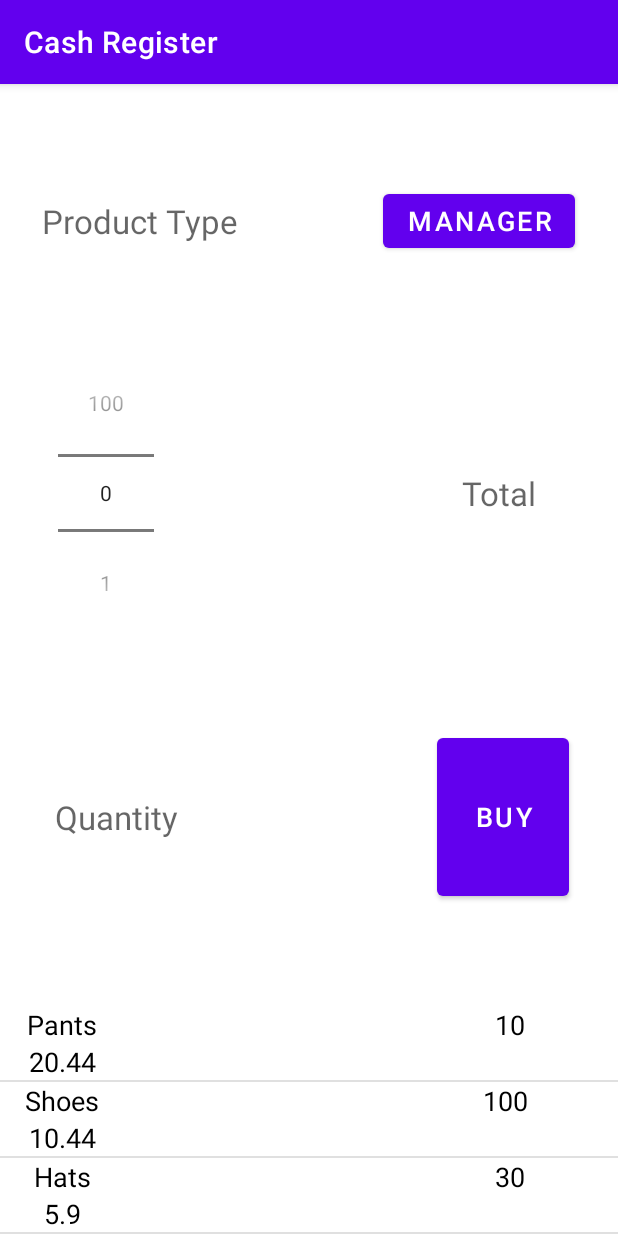
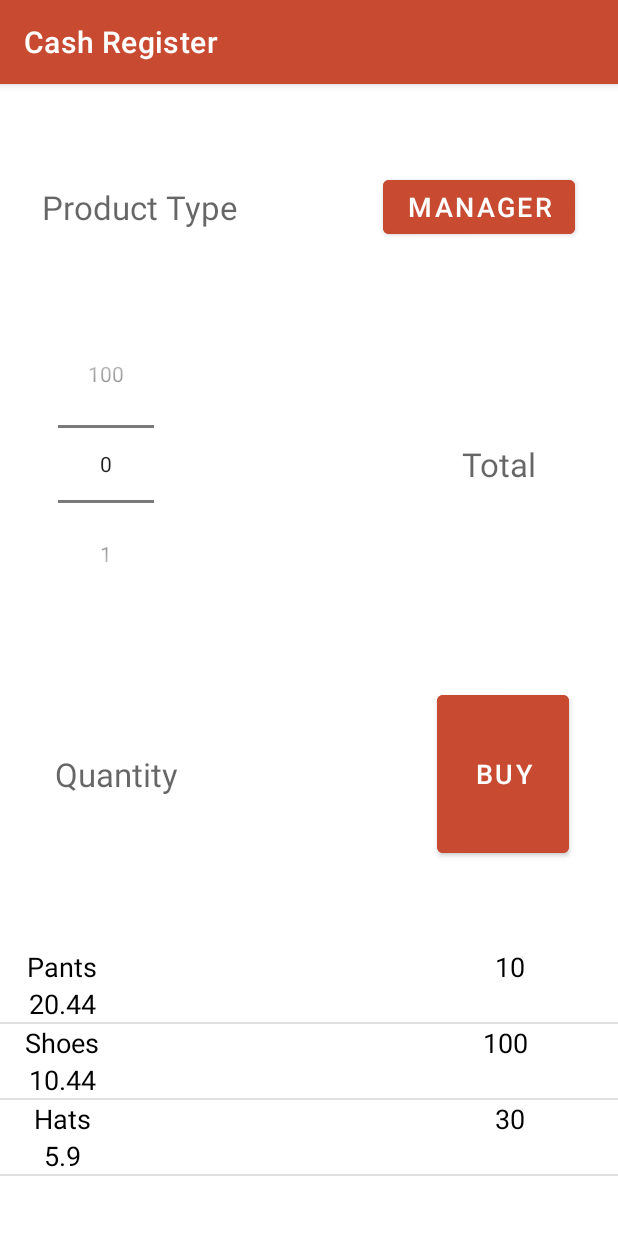
Before and after one commit to dttg-nguyen/CashRegister, an Android app: the screen it shows after launch (MainActivity), on a phone screen of 412 x 824 dp. Run offline under Robolectric (Android 15) with nearby library versions, the phone set to English and light mode, and no system bars.

Commit message:
Update resources

```diff
--- a/app/src/main/res/layout/activity_history_details.xml
+++ b/app/src/main/res/layout/activity_history_details.xml
@@ -10,7 +10,7 @@
         android:id="@+id/history_details_productName"
         android:layout_width="wrap_content"
         android:layout_height="wrap_content"
-        android:text="Product"
+        android:text="@string/hd_product"
         android:textSize="20sp"
         android:textColor="@color/black"
 
@@ -24,7 +24,7 @@
         android:id="@+id/history_details_totalPrice"
         android:layout_width="wrap_content"
         android:layout_height="wrap_content"
-        android:text="Total Price"
+        android:text="@string/hd_total_price"
         android:textSize="20sp"
         android:textColor="@color/black"
 
@@ -38,7 +38,7 @@
         android:id="@+id/history_details_date"
         android:layout_width="wrap_content"
         android:layout_height="wrap_content"
-        android:text="Date"
+        android:text="@string/hd_date"
         android:textSize="20sp"
         android:textColor="@color/black"
 
--- a/app/src/main/res/layout/activity_history_recyclerview.xml
+++ b/app/src/main/res/layout/activity_history_recyclerview.xml
@@ -1,7 +1,6 @@
 <?xml version="1.0" encoding="utf-8"?>
 <androidx.constraintlayout.widget.ConstraintLayout xmlns:android="http://schemas.android.com/apk/res/android"
     xmlns:app="http://schemas.android.com/apk/res-auto"
-    xmlns:tools="http://schemas.android.com/tools"
     android:layout_width="match_parent"
     android:layout_height="match_parent">
 
--- a/app/src/main/res/layout/activity_main.xml
+++ b/app/src/main/res/layout/activity_main.xml
@@ -29,7 +29,7 @@
                     android:id="@+id/product_type"
                     android:layout_width="wrap_content"
                     android:layout_height="wrap_content"
-                    android:hint="Product Type"
+                    android:hint="@string/m_product_type"
                     android:textColor="@color/black"
                     android:textSize="22sp"
 
@@ -43,8 +43,9 @@
                     android:id="@+id/manager"
                     android:layout_width="wrap_content"
                     android:layout_height="wrap_content"
-                    android:text="manager"
+                    android:text="@string/m_manager"
                     android:textSize="18sp"
+                    android:backgroundTint="#C84B31"
 
                     app:layout_constraintBottom_toBottomOf="parent"
                     app:layout_constraintHorizontal_bias="0.9"
@@ -77,7 +78,7 @@
                     android:id="@+id/total"
                     android:layout_width="wrap_content"
                     android:layout_height="wrap_content"
-                    android:hint="Total"
+                    android:hint="@string/m_total"
                     android:textColor="@color/black"
                     android:textSize="22sp"
 
@@ -99,7 +100,7 @@
                     android:id="@+id/quantity"
                     android:layout_width="wrap_content"
                     android:layout_height="wrap_content"
-                    android:hint="Quantity"
+                    android:hint="@string/m_quantity"
                     android:textColor="@color/black"
                     android:textSize="22sp"
 
@@ -114,8 +115,9 @@
                     android:id="@+id/buy"
                     android:layout_width="wrap_content"
                     android:layout_height="0dp"
-                    android:text="buy"
+                    android:text="@string/m_buy"
                     android:textSize="18sp"
+                    android:backgroundTint="#C84B31"
 
                     app:layout_constraintBottom_toBottomOf="parent"
                     app:layout_constraintDimensionRatio="h,3:4"
@@ -134,6 +136,6 @@
         android:layout_width="match_parent"
         android:layout_height="0dp"
         app:layout_constraintBottom_toBottomOf="parent"
-        app:layout_constraintHeight_percent="0.2" />
+        app:layout_constraintHeight_percent="0.25" />
 
 </androidx.constraintlayout.widget.ConstraintLayout>
--- a/app/src/main/res/layout/row_layout_baseadapter.xml
+++ b/app/src/main/res/layout/row_layout_baseadapter.xml
@@ -20,7 +20,7 @@
             android:id="@+id/productList_name"
             android:layout_width="wrap_content"
             android:layout_height="wrap_content"
-            android:text="Name"
+            android:text="@string/r_name"
             android:textColor="@color/black"
             android:textSize="18sp"
 
@@ -33,7 +33,7 @@
             android:id="@+id/productList_price"
             android:layout_width="wrap_content"
             android:layout_height="wrap_content"
-            android:text="Price"
+            android:text="@string/r_price"
             android:textColor="@color/black"
             android:textSize="18sp"
 
@@ -48,7 +48,7 @@
         android:id="@+id/productList_quantity"
         android:layout_width="wrap_content"
         android:layout_height="wrap_content"
-        android:text="Quantity"
+        android:text="@string/r_quantity"
         android:textColor="@color/black"
         android:textSize="18sp"
 
--- a/app/src/main/res/values/strings.xml
+++ b/app/src/main/res/values/strings.xml
@@ -1,3 +1,22 @@
 <resources>
     <string name="app_name">Cash Register</string>
+    <string name="hd_product">Product</string>
+    <string name="hd_total_price">Total Price</string>
+    <string name="hd_date">Date</string>
+    <string name="m_product_type">Product Type</string>
+    <string name="m_manager">manager</string>
+    <string name="m_total">Total</string>
+    <string name="m_quantity">Quantity</string>
+    <string name="m_buy">buy</string>
+    <string name="mp_history">History</string>
+    <string name="mp_restock">Restock</string>
+    <string name="enter_a_quantity">Enter a quantity</string>
+    <string name="ok_button">ok</string>
+    <string name="cancel_button">cancel</string>
+    <string name="hli_product">Product</string>
+    <string name="hli_quantity">Quantity</string>
+    <string name="hli_total">Total</string>
+    <string name="r_name">Name</string>
+    <string name="r_price">Price</string>
+    <string name="r_quantity">Quantity</string>
 </resources>
--- a/app/src/main/res/values/themes.xml
+++ b/app/src/main/res/values/themes.xml
@@ -2,7 +2,7 @@
     <!-- Base application theme. -->
     <style name="Theme.CashRegister" parent="Theme.MaterialComponents.DayNight.DarkActionBar">
         <!-- Primary brand color. -->
-        <item name="colorPrimary">@color/purple_500</item>
+        <item name="colorPrimary">#C84B31</item>
         <item name="colorPrimaryVariant">@color/purple_700</item>
         <item name="colorOnPrimary">@color/white</item>
         <!-- Secondary brand color. -->
```
Also changed, not shown: app/src/main/res/layout/activity_manager_panel.xml (+4 -4 lines), app/src/main/res/layout/activity_restock.xml (+5 -4 lines), app/src/main/res/layout/history_list_item_recyclerview.xml (+5 -3 lines).
